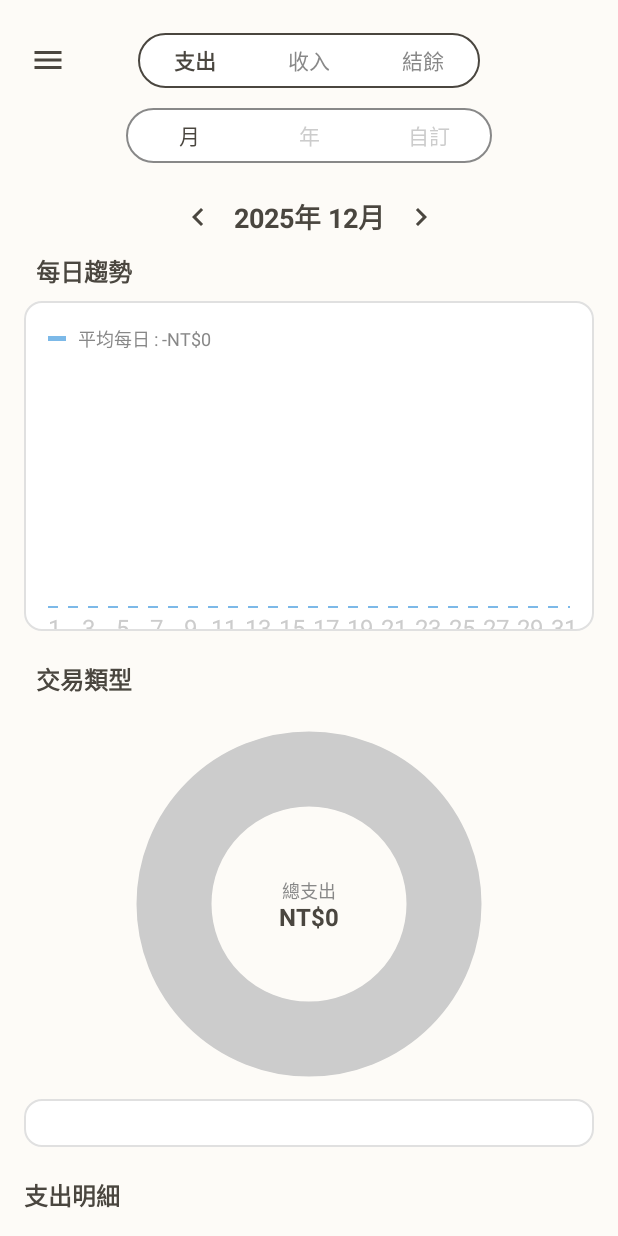
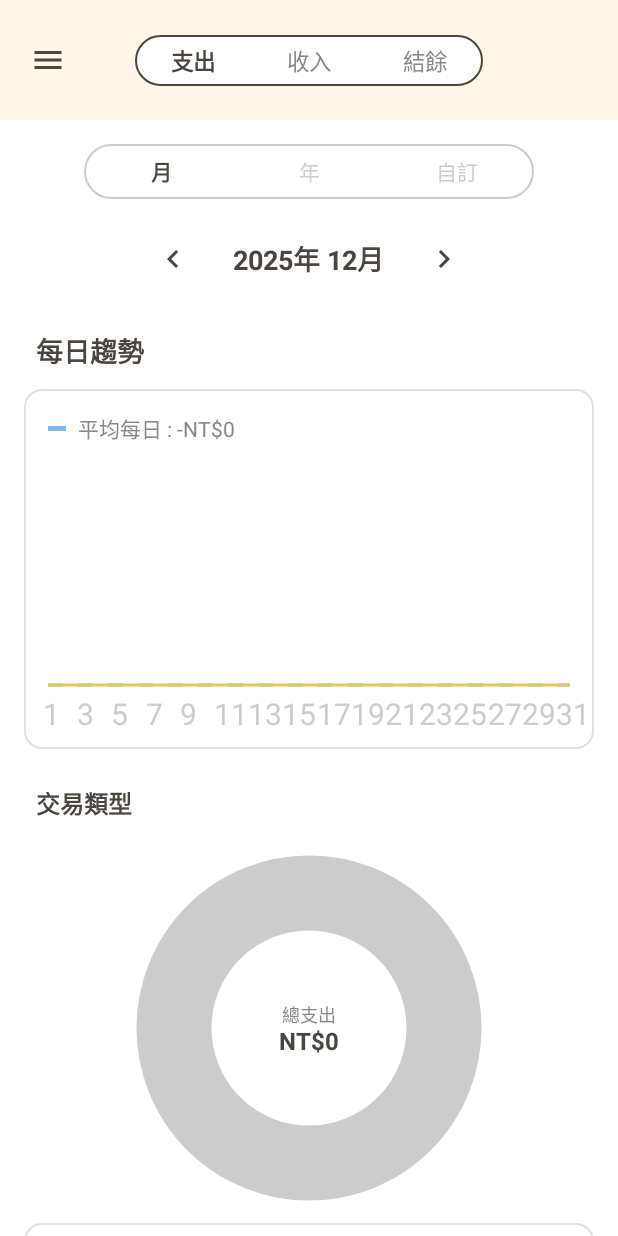
Before and after one commit to yu-peihsuan/AccountBookApp, an Android app built with Jetpack Compose: the ChartScreen screen opened through its navigation route, on a phone screen of 412 x 824 dp. Run offline under Robolectric (Android 15) with nearby library versions, the phone set to English and light mode, and no system bars.

Commit message:
圖表分析(第三版)

```diff
--- a/app/src/main/java/com/example/accountbook/screens/ChartScreen.kt
+++ b/app/src/main/java/com/example/accountbook/screens/ChartScreen.kt
@@ -1,4 +1,5 @@
 @file:OptIn(ExperimentalMaterial3Api::class)
+
 package com.example.accountbook.screens
 
 import androidx.compose.foundation.Canvas
@@ -12,7 +13,6 @@ import androidx.compose.foundation.verticalScroll
 import androidx.compose.material.icons.Icons
 import androidx.compose.material.icons.automirrored.filled.KeyboardArrowLeft
 import androidx.compose.material.icons.automirrored.filled.KeyboardArrowRight
-import androidx.compose.material.icons.filled.Info // ★ 修正：加入 Info import
 import androidx.compose.material.icons.filled.Menu
 import androidx.compose.material3.*
 import androidx.compose.runtime.*
@@ -26,7 +26,6 @@ import androidx.compose.ui.graphics.PathEffect
 import androidx.compose.ui.graphics.StrokeCap
 import androidx.compose.ui.graphics.drawscope.Stroke
 import androidx.compose.ui.graphics.nativeCanvas
-import androidx.compose.ui.graphics.graphicsLayer // ★ 修正：加入 graphicsLayer import
 import androidx.compose.ui.text.font.FontWeight
 import androidx.compose.ui.unit.dp
 import androidx.compose.ui.unit.sp
@@ -34,8 +33,9 @@ import com.example.accountbook.viewmodel.TransactionViewModel
 import java.util.Locale
 
 // 定義顏色
-val BeigeBg = Color(0xFFFDFBF7)
-val ChartYellow = Color(0xFFECD565)
+val TopBarBgColor = Color(0xFFFCF5E8) // ★ 上方米色
+val BodyBgColor = Color.White         // ★ 下方白色
+val ChartYellow = Color(0xFFEAC45D)   // 圖表黃 (稍微深一點以符合圖片)
 val ChartBlue = Color(0xFF7CB9E8)
 val ChartGreen = Color(0xFF81C784)
 val ChartPink = Color(0xFFE57373)
@@ -46,33 +46,35 @@ val DashBlue = Color(0xFF7CB9E8)
 @Composable
 fun ChartScreen(
     vm: TransactionViewModel,
-    onBack: () -> Unit, // 雖然參數名叫 onBack，但我們會用來開 Drawer
-    onOpenDrawer: () -> Unit = onBack // 為了相容，預設指向 onBack
+    onBack: () -> Unit,
+    onOpenDrawer: () -> Unit
 ) {
-    // 監聽年份月份與 Tab 變化，重新載入資料
+    // 監聽年份、月份與 Tab 變化，重新載入資料
     LaunchedEffect(vm.chartYear, vm.chartMonth, vm.chartTab) {
         vm.loadMonthlyChartData()
     }
 
     Scaffold(
-        containerColor = BeigeBg,
+        containerColor = BodyBgColor, // ★ 修改：整體背景改為白色
         topBar = {
-            Column(Modifier.background(BeigeBg)) {
-                // 1. 頂部選單與 Tab 切換
+            // ★ 修改：只有這一塊是米色
+            Column(Modifier.background(TopBarBgColor)) {
                 Box(
                     Modifier
                         .fillMaxWidth()
-                        .padding(top = 16.dp, bottom = 8.dp)
+                        .padding(top = 16.dp, bottom = 16.dp) // 增加一點底部 padding 讓米色區塊顯眼
                 ) {
                     // 左側 Menu Icon
                     IconButton(
                         onClick = onOpenDrawer,
-                        modifier = Modifier.align(Alignment.CenterStart).padding(start = 8.dp)
+                        modifier = Modifier
+                            .align(Alignment.CenterStart)
+                            .padding(start = 8.dp)
                     ) {
                         Icon(Icons.Default.Menu, null, tint = TextDark)
                     }
 
-                    // 中間 Segmented Toggle (支出/收入/結餘)
+                    // 中間 Segmented Toggle (支出 / 收入 / 結餘)
                     Row(
                         Modifier
                             .align(Alignment.Center)
@@ -86,21 +88,20 @@ fun ChartScreen(
                             Box(
                                 Modifier
                                     .clickable { vm.chartTab = index }
-                                    .background(if (isSelected) Color.White else Color.Transparent)
-                                    .padding(horizontal = 24.dp, vertical = 8.dp)
+                                    .background(Color.Transparent)
+                                    .padding(horizontal = 24.dp, vertical = 6.dp),
+                                contentAlignment = Alignment.Center
                             ) {
                                 Text(
                                     text,
                                     color = if (isSelected) TextDark else Color.Gray,
-                                    fontWeight = if (isSelected) FontWeight.Bold else FontWeight.Normal
+                                    fontWeight = if (isSelected) FontWeight.Bold else FontWeight.Normal,
+                                    fontSize = 15.sp
                                 )
                             }
                         }
                     }
                 }
-
-                // 2. 時間篩選器 (月/年/自訂) + 月份切換
-                TimeFilterSection(vm)
             }
         }
     ) { padding ->
@@ -109,56 +110,87 @@ fun ChartScreen(
                 .padding(padding)
                 .fillMaxSize()
                 .verticalScroll(rememberScrollState())
+                .background(BodyBgColor), // 確保內容區是白色
+            horizontalAlignment = Alignment.CenterHorizontally
+        ) {
+
+            Spacer(Modifier.height(16.dp))
+
+            // 1. 時間篩選器 (移到這裡，背景為白)
+            TimeFilterSection(vm)
+
+            Spacer(Modifier.height(24.dp))
+
+            // 內容區塊加上 padding
+            Column(
+                Modifier
+                    .fillMaxWidth()
                     .padding(horizontal = 16.dp),
-            verticalArrangement = Arrangement.spacedBy(20.dp)
+                verticalArrangement = Arrangement.spacedBy(24.dp)
             ) {
-            // 3. 每日趨勢圖卡片
+                // 2. 每日趨勢圖卡片
                 DailyTrendCard(vm)
 
-            // 4. 交易類型 (甜甜圈圖 + 圖例)
+                // 3. 交易類型 (甜甜圈圖 + 圖例)
                 TypeAnalysisCard(vm)
 
-            // 5. 支出明細列表
+                // 4. 支出/收入明細列表
                 DetailListCard(vm)
 
                 Spacer(Modifier.height(40.dp))
             }
         }
     }
+}
 
-// --- 元件: 時間篩選區塊 ---
+// --- 元件: 時間篩選區塊 與 日期切換 ---
 @Composable
 fun TimeFilterSection(vm: TransactionViewModel) {
-    Column(Modifier.fillMaxWidth(), horizontalAlignment = Alignment.CenterHorizontally) {
-        // 月/年/自訂 膠囊按鈕
+    Column(
+        Modifier.fillMaxWidth(),
+        horizontalAlignment = Alignment.CenterHorizontally
+    ) {
+        // (A) 月 / 年 / 自訂 膠囊按鈕
         Row(
             Modifier
-                .border(1.dp, Color.Gray, RoundedCornerShape(50))
+                .width(300.dp) // ★ 設定固定寬度讓它像圖片一樣長
+                .border(1.dp, Color.LightGray, RoundedCornerShape(50))
                 .clip(RoundedCornerShape(50))
                 .background(Color.White)
-                .padding(2.dp)
+                .padding(2.dp),
+            horizontalArrangement = Arrangement.SpaceBetween
         ) {
             val filters = listOf("月", "年", "自訂")
-            var selectedFilter by remember { mutableIntStateOf(0) } // 0=月
+            var selectedFilter by remember { mutableIntStateOf(0) } // 0=月 (預設)
 
             filters.forEachIndexed { index, text ->
                 val isSelected = selectedFilter == index
                 Box(
                     Modifier
+                        .weight(1f) // 平均分配寬度
                         .clickable { selectedFilter = index }
-                        .width(80.dp) // 固定寬度讓它看起來像圖片
                         .padding(vertical = 6.dp),
                     contentAlignment = Alignment.Center
                 ) {
-                    Text(text, color = if (isSelected) TextDark else Color.LightGray)
+                    Text(
+                        text,
+                        color = if (isSelected) TextDark else Color.LightGray,
+                        fontWeight = if (isSelected) FontWeight.Bold else FontWeight.Normal
+                    )
                 }
             }
         }
 
-        Spacer(Modifier.height(12.dp))
+        Spacer(Modifier.height(16.dp))
 
-        // 月份切換 ( < 2025年 11月 > )
-        Row(verticalAlignment = Alignment.CenterVertically) {
+        // (B) 日期切換 ( < 2025年 11月 > )
+        Row(
+            verticalAlignment = Alignment.CenterVertically,
+            modifier = Modifier.fillMaxWidth(),
+            horizontalArrangement = Arrangement.SpaceBetween // 讓箭頭分開一點，或者用 Center 也可以
+        ) {
+            // 為了讓中間文字置中，我們可以用 Box 或 Weight
+            Box(Modifier.weight(1f), contentAlignment = Alignment.CenterEnd) {
                 IconButton(onClick = {
                     if (vm.chartMonth == 1) {
                         vm.chartMonth = 12
@@ -169,14 +201,17 @@ fun TimeFilterSection(vm: TransactionViewModel) {
                 }) {
                     Icon(Icons.AutoMirrored.Filled.KeyboardArrowLeft, null, tint = TextDark)
                 }
+            }
 
             Text(
                 "${vm.chartYear}年 ${vm.chartMonth}月",
                 fontSize = 18.sp,
                 fontWeight = FontWeight.Bold,
-                color = TextDark
+                color = TextDark,
+                modifier = Modifier.padding(horizontal = 16.dp)
             )
 
+            Box(Modifier.weight(1f), contentAlignment = Alignment.CenterStart) {
                 IconButton(onClick = {
                     if (vm.chartMonth == 12) {
                         vm.chartMonth = 1
@@ -190,65 +225,79 @@ fun TimeFilterSection(vm: TransactionViewModel) {
             }
         }
     }
+}
 
 // --- 元件: 每日趨勢圖卡片 ---
 @Composable
 fun DailyTrendCard(vm: TransactionViewModel) {
     Column {
+        // ★ 標題列：Icon + 文字
         Row(verticalAlignment = Alignment.CenterVertically) {
-            // 隨便用個 Icon 模擬圖片中的折線圖示，旋轉90度像N
             Spacer(Modifier.width(8.dp))
-            Text("每日趨勢", fontSize = 16.sp, fontWeight = FontWeight.Bold, color = TextDark)
+            Text("每日趨勢", fontSize = 18.sp, fontWeight = FontWeight.Bold, color = TextDark)
         }
 
-        Spacer(Modifier.height(8.dp))
+        Spacer(Modifier.height(12.dp))
 
         Card(
             colors = CardDefaults.cardColors(containerColor = Color.White),
             border = androidx.compose.foundation.BorderStroke(1.dp, BorderGray),
             shape = RoundedCornerShape(12.dp),
-            modifier = Modifier.fillMaxWidth().height(220.dp)
+            modifier = Modifier
+                .fillMaxWidth()
+                .height(240.dp) // 稍微加高一點
         ) {
             Column(Modifier.padding(16.dp)) {
-                // 標題與平均值
+                // 圖例 (Legend)
                 Row(verticalAlignment = Alignment.CenterVertically) {
                     Box(Modifier.size(12.dp, 3.dp).background(DashBlue))
                     Spacer(Modifier.width(8.dp))
                     Text(
                         "平均每日 : ${if(vm.chartTab==0) "-" else ""}${vm.currency}${vm.averageDaily}",
                         color = Color.Gray,
-                        fontSize = 12.sp
+                        fontSize = 14.sp
                     )
                 }
 
-                Spacer(Modifier.height(16.dp))
+                Spacer(Modifier.height(20.dp))
 
                 // 長條圖 Canvas
                 val data = vm.monthlyDailyStats
-                val daysInMonth = 31 // 簡單起見固定 31
+                val daysInMonth = 31
 
                 Canvas(Modifier.fillMaxSize()) {
-                    val barWidth = 8.dp.toPx()
+                    val barWidth = 6.dp.toPx() // 稍微調細一點，符合圖片
                     val spacing = (size.width - (daysInMonth * barWidth)) / (daysInMonth - 1)
                     val maxVal = (data.values.maxOrNull() ?: 1).coerceAtLeast(vm.averageDaily * 2).toFloat()
+                    val chartHeight = size.height - 40f // 預留底部文字空間
 
-                    // 畫平均線 (虛線)
-                    val avgY = size.height - (vm.averageDaily / maxVal * size.height)
+                    // 1. 畫平均線 (藍色虛線)
+                    val avgY = chartHeight - (vm.averageDaily / maxVal * chartHeight)
                     drawLine(
                         color = DashBlue,
                         start = Offset(0f, avgY),
                         end = Offset(size.width, avgY),
-                        pathEffect = PathEffect.dashPathEffect(floatArrayOf(10f, 10f)),
-                        strokeWidth = 2f
+                        pathEffect = PathEffect.dashPathEffect(floatArrayOf(15f, 15f)), // 虛線間距大一點
+                        strokeWidth = 3f
                     )
 
-                    // 畫長條
+                    // 2. 畫底部黃色基準線 (★ 新增)
+                    drawLine(
+                        color = ChartYellow,
+                        start = Offset(0f, chartHeight),
+                        end = Offset(size.width, chartHeight),
+                        strokeWidth = 3f
+                    )
+
+                    // 3. 畫長條
                     for (i in 1..daysInMonth) {
                         val amount = data[i] ?: 0
+
+                        val x = (i - 1) * (barWidth + spacing)
+
                         if (amount > 0) {
-                            val barHeight = (amount / maxVal) * size.height
-                            val x = (i - 1) * (barWidth + spacing)
-                            val y = size.height - barHeight
+                            val barHeight = (amount / maxVal) * chartHeight
+                            val y = chartHeight - barHeight
 
                             drawRect(
                                 color = ChartYellow,
@@ -256,20 +305,20 @@ fun DailyTrendCard(vm: TransactionViewModel) {
                                 size = Size(barWidth, barHeight)
                             )
                         }
-                    }
 
-                    // 畫 X 軸標籤 (1, 3, 5...)
+                        // 4. 畫 X 軸標籤 (1, 3, 5...)
+                        if (i % 2 != 0) { // 只畫奇數
                             val textPaint = android.graphics.Paint().apply {
                                 color = android.graphics.Color.LTGRAY
-                        textSize = 24f
-                        textAlign = android.graphics.Paint.Align.CENTER
+                                textSize = 30f
+                                textAlign = android.graphics.Paint.Align.LEFT
                             }
-
-                    for (i in 1..daysInMonth step 2) {
-                        val x = (i - 1) * (barWidth + spacing) + barWidth / 2
+                            // 修正文字位置置中
+                            val textX = x - 5f
                             drawContext.canvas.nativeCanvas.drawText(
-                            "$i", x, size.height + 30f, textPaint
+                                "$i", textX, size.height, textPaint
                             )
+                        }
                     }
                 }
             }
@@ -286,14 +335,18 @@ fun TypeAnalysisCard(vm: TransactionViewModel) {
 
     Column {
         Row(verticalAlignment = Alignment.CenterVertically) {
-            Spacer(Modifier.width(8.dp))
-            Text("交易類型", fontSize = 16.sp, fontWeight = FontWeight.Bold, color = TextDark)
+            // 這裡也可以加 Icon，但圖片沒顯示，保持原樣
+            Text("  交易類型", fontSize = 16.sp, fontWeight = FontWeight.Bold, color = TextDark)
         }
 
         Spacer(Modifier.height(8.dp))
 
-        // 甜甜圈圖區塊
-        Box(Modifier.fillMaxWidth().height(260.dp), contentAlignment = Alignment.Center) {
+        Box(
+            Modifier
+                .fillMaxWidth()
+                .height(260.dp),
+            contentAlignment = Alignment.Center
+        ) {
             Canvas(Modifier.size(180.dp)) {
                 var startAngle = -90f
                 val strokeWidth = 50.dp.toPx()
@@ -315,14 +368,12 @@ fun TypeAnalysisCard(vm: TransactionViewModel) {
                 }
             }
 
-            // 中間文字
             Column(horizontalAlignment = Alignment.CenterHorizontally) {
                 Text(if (vm.chartTab == 1) "總收入" else "總支出", fontSize = 12.sp, color = Color.Gray)
                 Text("${vm.currency}$total", fontSize = 16.sp, fontWeight = FontWeight.Bold, color = TextDark)
             }
         }
 
-        // 下方圖例列表 (Card)
         Card(
             colors = CardDefaults.cardColors(containerColor = Color.White),
             border = androidx.compose.foundation.BorderStroke(1.dp, BorderGray),
@@ -336,14 +387,15 @@ fun TypeAnalysisCard(vm: TransactionViewModel) {
                             val colorIndex = stats.indexOf(item) % colors.size
                             Row(
                                 verticalAlignment = Alignment.CenterVertically,
-                                modifier = Modifier.weight(1f).padding(vertical = 8.dp)
+                                modifier = Modifier
+                                    .weight(1f)
+                                    .padding(vertical = 8.dp)
                             ) {
                                 Box(Modifier.size(12.dp).background(colors[colorIndex]))
                                 Spacer(Modifier.width(12.dp))
                                 Text(vm.getCategoryName(item.key), fontSize = 14.sp, color = TextDark)
-//                                Spacer(Modifier.width(1f))
                                 Text(
-                                    String.format(Locale.getDefault(), "%.2f%%", item.percentage), // ★ 修正：使用 Locale
+                                    String.format(Locale.getDefault(), " %.1f%%", item.percentage),
                                     fontSize = 14.sp,
                                     color = TextDark
                                 )
@@ -358,7 +410,7 @@ fun TypeAnalysisCard(vm: TransactionViewModel) {
     }
 }
 
-// --- 元件: 支出明細列表 ---
+// --- 元件: 明細列表 ---
 @Composable
 fun DetailListCard(vm: TransactionViewModel) {
     val stats = vm.monthlyCategoryStats
@@ -366,7 +418,7 @@ fun DetailListCard(vm: TransactionViewModel) {
     val isExpense = vm.chartTab == 0
 
     Column {
-        Text(if(isExpense) "支出明細" else "收入明細", fontSize = 16.sp, fontWeight = FontWeight.Bold, color = TextDark)
+        Text(if(isExpense) "  支出明細" else "  收入明細", fontSize = 16.sp, fontWeight = FontWeight.Bold, color = TextDark)
         Spacer(Modifier.height(8.dp))
 
         Card(
@@ -385,20 +437,12 @@ fun DetailListCard(vm: TransactionViewModel) {
                             .padding(16.dp),
                         verticalAlignment = Alignment.CenterVertically
                     ) {
-                        // 色塊
                         Box(Modifier.size(16.dp).background(color))
                         Spacer(Modifier.width(16.dp))
-
-                        // 名稱
                         Text(vm.getCategoryName(item.key), fontSize = 16.sp, color = TextDark)
                         Spacer(Modifier.width(24.dp))
-
-                        // 筆數 (灰色小字)
                         Text("(${item.count}筆)", fontSize = 12.sp, color = Color.Gray)
-
                         Spacer(Modifier.weight(1f))
-
-                        // 金額
                         val sign = if (isExpense) "-" else ""
                         Text(
                             "$sign${vm.currency}${item.totalAmount}",
@@ -408,15 +452,14 @@ fun DetailListCard(vm: TransactionViewModel) {
                     }
 
                     if (index < stats.lastIndex) {
-                        HorizontalDivider(color = Color(0xFFF0F0F0), thickness = 1.dp, modifier = Modifier.padding(horizontal = 16.dp))
+                        HorizontalDivider(
+                            color = Color(0xFFF0F0F0),
+                            thickness = 1.dp,
+                            modifier = Modifier.padding(horizontal = 16.dp)
+                        )
                     }
                 }
             }
         }
     }
 }
-
-// 擴充函式：旋轉
-fun Modifier.rotate(degrees: Float) = this.then(
-    Modifier.graphicsLayer(rotationZ = degrees)
-)
```
Lines whose indentation alone changed are shown as unchanged.
